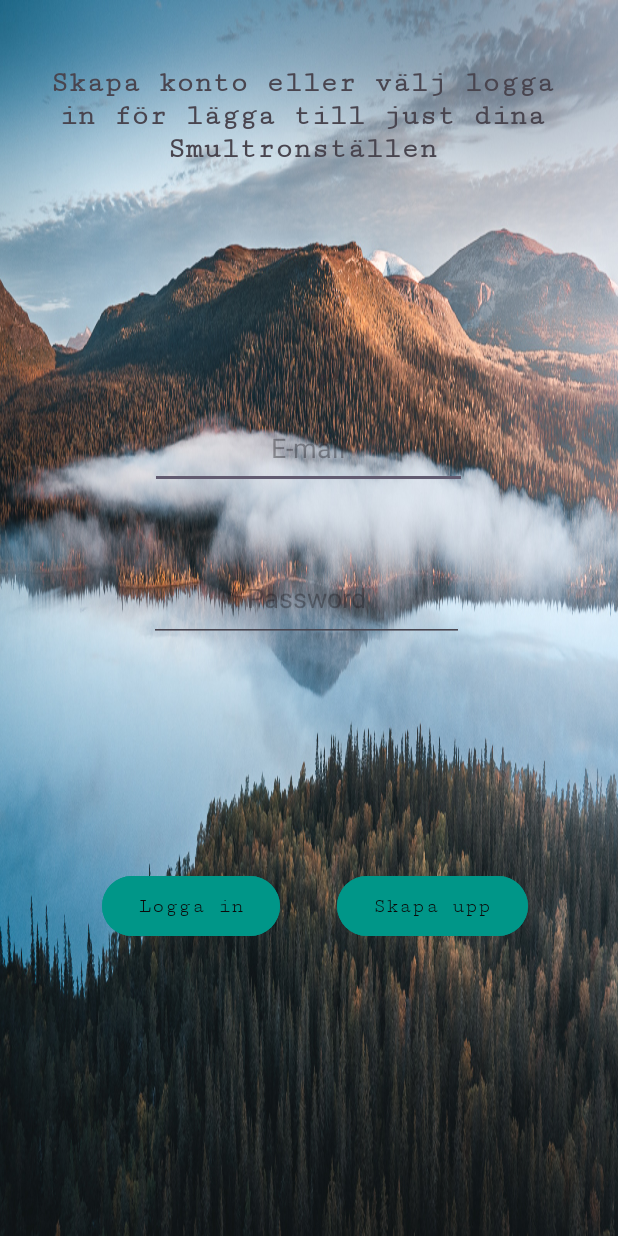
After one commit to Fridisens/BestPlacesCorp, an Android app: the CreateAndSignInActivity screen opened directly, with no data from a screen before it, on a phone screen of 412 x 824 dp. The commit adds this screen. Run offline under Robolectric (Android 15) with nearby library versions, the phone set to English and light mode, and no system bars.

Commit message:
Added create account view

```diff
--- a/app/build.gradle.kts
+++ b/app/build.gradle.kts
@@ -49,6 +49,7 @@ dependencies {
     implementation("androidx.constraintlayout:constraintlayout:2.1.4")
     implementation("com.google.firebase:firebase-firestore:24.10.0")
     implementation("com.google.android.gms:play-services-maps:18.2.0")
+    implementation("com.google.firebase:firebase-auth:22.3.0")
     testImplementation("junit:junit:4.13.2")
     androidTestImplementation("androidx.test.ext:junit:1.1.5")
     androidTestImplementation("androidx.test.espresso:espresso-core:3.5.1")
--- a/app/src/main/AndroidManifest.xml
+++ b/app/src/main/AndroidManifest.xml
@@ -15,7 +15,9 @@
         android:supportsRtl="true"
         android:theme="@style/Theme.BestPlacesCorp"
         tools:targetApi="31">
-
+        <activity
+            android:name=".CreateAndSignInActivity"
+            android:exported="false" />
         <!--
              TODO: Before you run your application, you need a Google Maps API key.
 
--- /dev/null
+++ b/app/src/main/java/com/example/bestplacescorp/CreateAndSignInActivity.kt
@@ -0,0 +1,11 @@
+package com.example.bestplacescorp
+
+import androidx.appcompat.app.AppCompatActivity
+import android.os.Bundle
+
+class CreateAndSignInActivity : AppCompatActivity() {
+    override fun onCreate(savedInstanceState: Bundle?) {
+        super.onCreate(savedInstanceState)
+        setContentView(R.layout.activity_create_and_sign_in)
+    }
+}
--- a/app/src/main/java/com/example/bestplacescorp/MainActivity.kt
+++ b/app/src/main/java/com/example/bestplacescorp/MainActivity.kt
@@ -24,15 +24,22 @@ class MainActivity : AppCompatActivity() {
 
 
     lateinit var beginButton: Button
+    lateinit var addButton: Button
 
     override fun onCreate(savedInstanceState: Bundle?) {
         super.onCreate(savedInstanceState)
         setContentView(R.layout.activity_main)
 
         beginButton = findViewById(R.id.beginButton)
+        addButton = findViewById(R.id.addButton)
 
         beginButton.setOnClickListener{
             val intent = Intent(this, MapsActivity::class.java)
+            startActivity(intent)
+         }
+
+        addButton.setOnClickListener {
+            val intent = Intent(this, CreateAndSignInActivity::class.java)
             startActivity(intent)
         }
 
--- /dev/null
+++ b/app/src/main/res/layout/activity_create_and_sign_in.xml
@@ -0,0 +1,80 @@
+<?xml version="1.0" encoding="utf-8"?>
+<androidx.constraintlayout.widget.ConstraintLayout xmlns:android="http://schemas.android.com/apk/res/android"
+    xmlns:app="http://schemas.android.com/apk/res-auto"
+    xmlns:tools="http://schemas.android.com/tools"
+    android:layout_width="match_parent"
+    android:layout_height="match_parent"
+    android:background="@drawable/swedishbackground2"
+    tools:context=".CreateAndSignInActivity" >
+
+    <TextView
+        android:id="@+id/accountTextView"
+        android:layout_width="403dp"
+        android:layout_height="68dp"
+        android:layout_marginTop="44dp"
+        android:fontFamily="serif-monospace"
+        android:text="Skapa konto eller välj logga in för lägga till just dina Smultronställen"
+        android:textAlignment="center"
+        android:textSize="20sp"
+        android:textStyle="bold"
+        app:layout_constraintEnd_toEndOf="parent"
+        app:layout_constraintHorizontal_bias="0.0"
+        app:layout_constraintStart_toStartOf="parent"
+        app:layout_constraintTop_toTopOf="parent" />
+
+    <EditText
+        android:id="@+id/emailTextView"
+        android:layout_width="211dp"
+        android:layout_height="54dp"
+        android:layout_marginTop="160dp"
+        android:ems="10"
+        android:hint="E-mail"
+        android:inputType="text"
+        android:textAlignment="center"
+        app:layout_constraintEnd_toEndOf="parent"
+        app:layout_constraintHorizontal_bias="0.497"
+        app:layout_constraintStart_toStartOf="parent"
+        app:layout_constraintTop_toBottomOf="@+id/accountTextView" />
+
+    <EditText
+        android:id="@+id/passwordTextView"
+        android:layout_width="210dp"
+        android:layout_height="58dp"
+        android:layout_marginTop="44dp"
+        android:ems="10"
+        android:hint="Password"
+        android:inputType="textPassword"
+        android:textAlignment="center"
+        app:layout_constraintEnd_toEndOf="parent"
+        app:layout_constraintHorizontal_bias="0.492"
+        app:layout_constraintStart_toStartOf="parent"
+        app:layout_constraintTop_toBottomOf="@+id/emailTextView" />
+
+    <Button
+        android:id="@+id/signInButton"
+        android:layout_width="wrap_content"
+        android:layout_height="wrap_content"
+        android:layout_marginStart="60dp"
+        android:layout_marginTop="152dp"
+        android:backgroundTint="#009688"
+        android:fontFamily="serif-monospace"
+        android:text="Logga in"
+        android:textColor="#0B0909"
+        app:layout_constraintEnd_toStartOf="@+id/signUpButton"
+        app:layout_constraintHorizontal_bias="0.178"
+        app:layout_constraintStart_toStartOf="parent"
+        app:layout_constraintTop_toBottomOf="@+id/passwordTextView" />
+
+    <Button
+        android:id="@+id/signUpButton"
+        android:layout_width="wrap_content"
+        android:layout_height="wrap_content"
+        android:layout_marginTop="152dp"
+        android:layout_marginEnd="60dp"
+        android:backgroundTint="#009688"
+        android:fontFamily="serif-monospace"
+        android:text="Skapa upp"
+        android:textColor="#0B0909"
+        app:layout_constraintEnd_toEndOf="parent"
+        app:layout_constraintTop_toBottomOf="@+id/passwordTextView" />
+</androidx.constraintlayout.widget.ConstraintLayout>
--- a/app/src/main/res/layout/activity_main.xml
+++ b/app/src/main/res/layout/activity_main.xml
@@ -28,7 +28,7 @@
         android:layout_height="wrap_content"
         android:layout_marginBottom="50dp"
         android:fontFamily="serif-monospace"
-        android:text="Fridisarnas Corp"
+        android:text="Fridisens Corp"
         android:textColor="#F2F4F6"
         app:layout_constraintBottom_toBottomOf="parent"
         app:layout_constraintEnd_toEndOf="parent"
@@ -41,9 +41,22 @@
         android:layout_marginTop="200dp"
         android:backgroundTint="#009688"
         android:fontFamily="serif-monospace"
-        android:text="Gå vidare"
+        android:text="Se karta över smultronställen"
         android:textColor="#0B0909"
         app:layout_constraintEnd_toEndOf="parent"
         app:layout_constraintStart_toStartOf="parent"
         app:layout_constraintTop_toBottomOf="@+id/textView" />
+
+    <Button
+        android:id="@+id/addButton"
+        android:layout_width="wrap_content"
+        android:layout_height="wrap_content"
+        android:layout_marginTop="50dp"
+        android:backgroundTint="#009688"
+        android:fontFamily="serif-monospace"
+        android:text="Lägg till egna smultronställen"
+        android:textColor="#0B0909"
+        app:layout_constraintEnd_toEndOf="parent"
+        app:layout_constraintStart_toStartOf="parent"
+        app:layout_constraintTop_toBottomOf="@+id/beginButton" />
 </androidx.constraintlayout.widget.ConstraintLayout>
```
